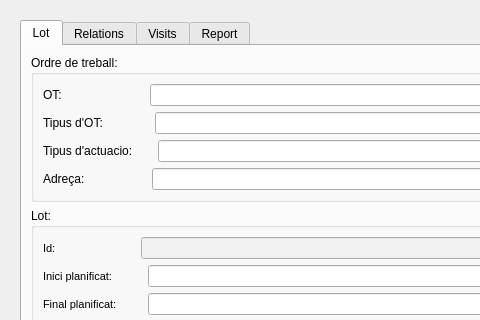
This is ui/add_lot.ui in Giswater/giswater_qgis_plugin as Qt 5 draws it before an edit; both pictures show x 0 to 480 and y 0 to 320 of the 603 by 660 pixel window. The edited form follows.
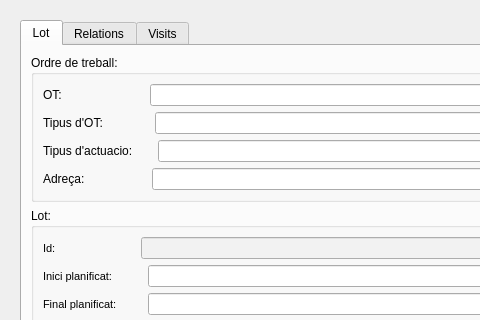
This is the edited form. Icons and pictures are not drawn.

Commit message: remove unused column and unused tab

```diff
--- a/ui/add_lot.ui
+++ b/ui/add_lot.ui
@@ -979,11 +979,6 @@
           </item>
          </layout>
         </widget>
-        <widget class="QWidget" name="ReportTab">
-         <attribute name="title">
-          <string>Report</string>
-         </attribute>
-        </widget>
        </widget>
       </item>
      </layout>
```
The commit also changes 1 other file.
